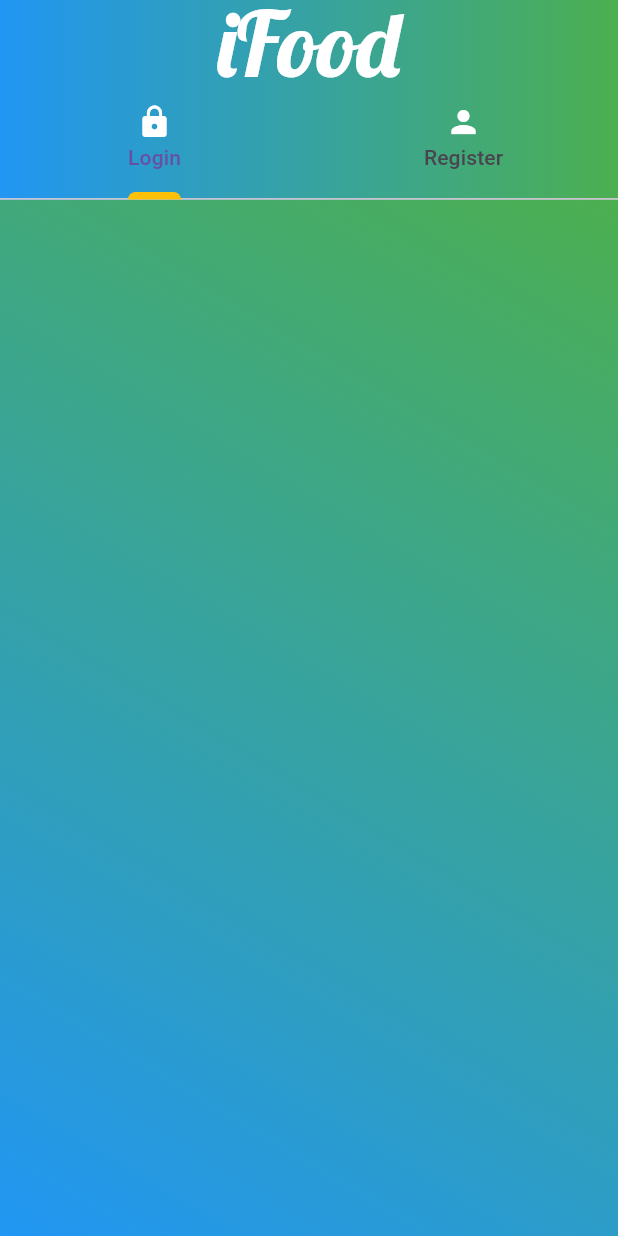
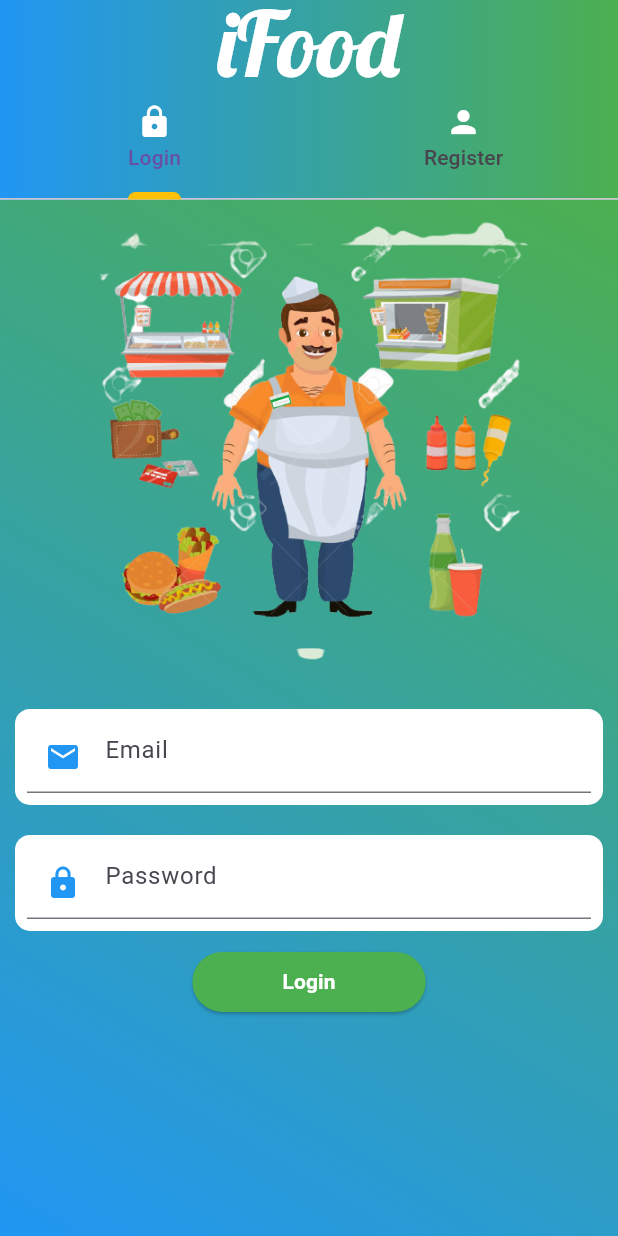
Before and after one commit to LukaszWalencik/sellers_app, a Flutter app: the screen it shows after launch, on a phone screen of 412 x 824 dp. Run offline on Flutter 3.47's test engine with Material 3 defaults, Android fonts, the phone set to English and light mode, and no system bars; our stand-ins replace image_picker.

Commit message:
Add body to LoginScreen

```diff
--- a/lib/screens/authentication/login/login_screen.dart
+++ b/lib/screens/authentication/login/login_screen.dart
@@ -1,4 +1,5 @@
 import 'package:flutter/material.dart';
+import 'package:sellers_app/widgets/custom_text_field.dart';
 
 class LoginScreen extends StatefulWidget {
   const LoginScreen({super.key});
@@ -8,8 +9,59 @@ class LoginScreen extends StatefulWidget {
 }
 
 class _LoginScreenState extends State<LoginScreen> {
+  TextEditingController emailController = TextEditingController();
+  TextEditingController passwordController = TextEditingController();
+  final GlobalKey<FormState> _formKey = GlobalKey<FormState>();
   @override
   Widget build(BuildContext context) {
-    return Container();
+    final double height = MediaQuery.of(context).size.height;
+    return SingleChildScrollView(
+      child: Column(
+        mainAxisSize: MainAxisSize.max,
+        children: [
+          Container(
+            height: height * 0.4,
+            alignment: Alignment.bottomCenter,
+            child: Padding(
+              padding: const EdgeInsets.all(15),
+              child: Image.asset('assets/images/seller.png'),
+            ),
+          ),
+          Form(
+            key: _formKey,
+            child: Column(
+              children: [
+                CustomTextField(
+                  icon: Icons.email,
+                  controller: emailController,
+                  hintText: 'Email',
+                  isObscure: false,
+                ),
+                CustomTextField(
+                  icon: Icons.lock,
+                  controller: passwordController,
+                  hintText: 'Password',
+                  isObscure: true,
+                ),
+                ElevatedButton(
+                  onPressed: () => print('Login'),
+                  style: ElevatedButton.styleFrom(
+                    padding: const EdgeInsets.symmetric(horizontal: 60),
+                    backgroundColor: Colors.green,
+                  ),
+                  child: const Text(
+                    'Login',
+                    style: TextStyle(
+                      color: Colors.white,
+                      fontWeight: FontWeight.bold,
+                    ),
+                  ),
+                ),
+              ],
+            ),
+          )
+        ],
+      ),
+    );
   }
 }
--- a/lib/screens/authentication/registration/register_screen.dart
+++ b/lib/screens/authentication/registration/register_screen.dart
@@ -13,7 +13,6 @@ class RegisterScreen extends StatefulWidget {
 
 class _RegisterScreenState extends State<RegisterScreen> {
   TextEditingController nameController = TextEditingController();
-
   TextEditingController emailController = TextEditingController();
   TextEditingController passwordController = TextEditingController();
   TextEditingController confirmPasswordController = TextEditingController();
@@ -119,6 +118,7 @@ class _RegisterScreenState extends State<RegisterScreen> {
                     onPressed: () => print('Sign Up'),
                     style: ElevatedButton.styleFrom(
                       backgroundColor: Colors.green,
+                      padding: const EdgeInsets.symmetric(horizontal: 60),
                     ),
                     child: const Text(
                       'Sign Up',
```
